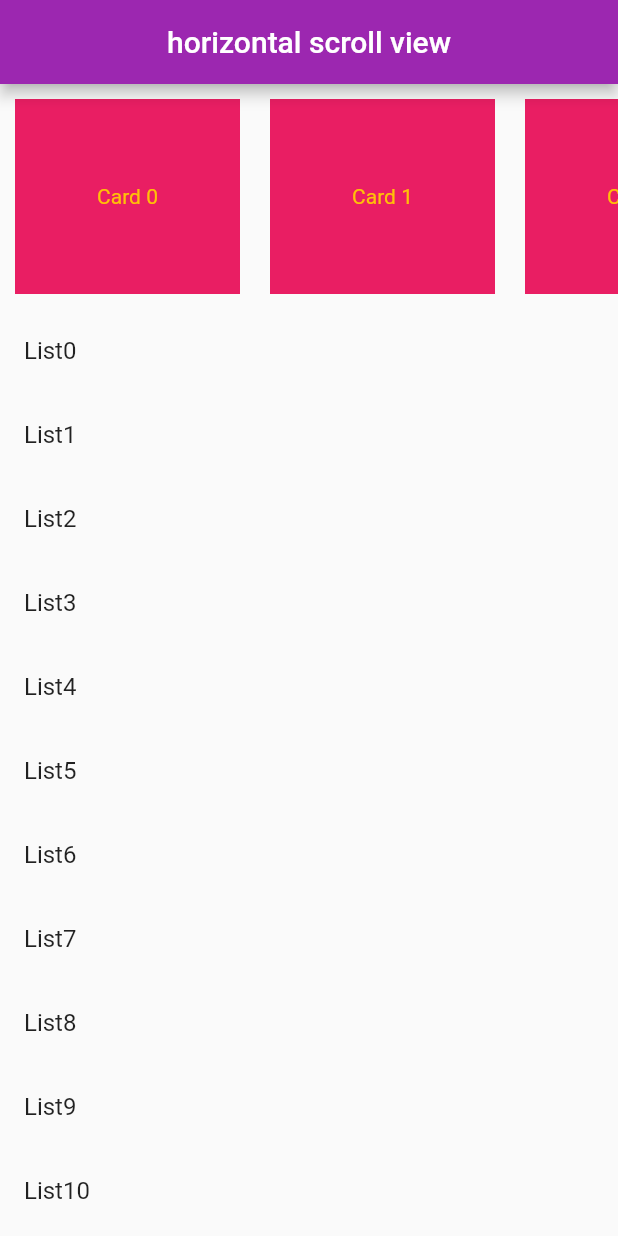
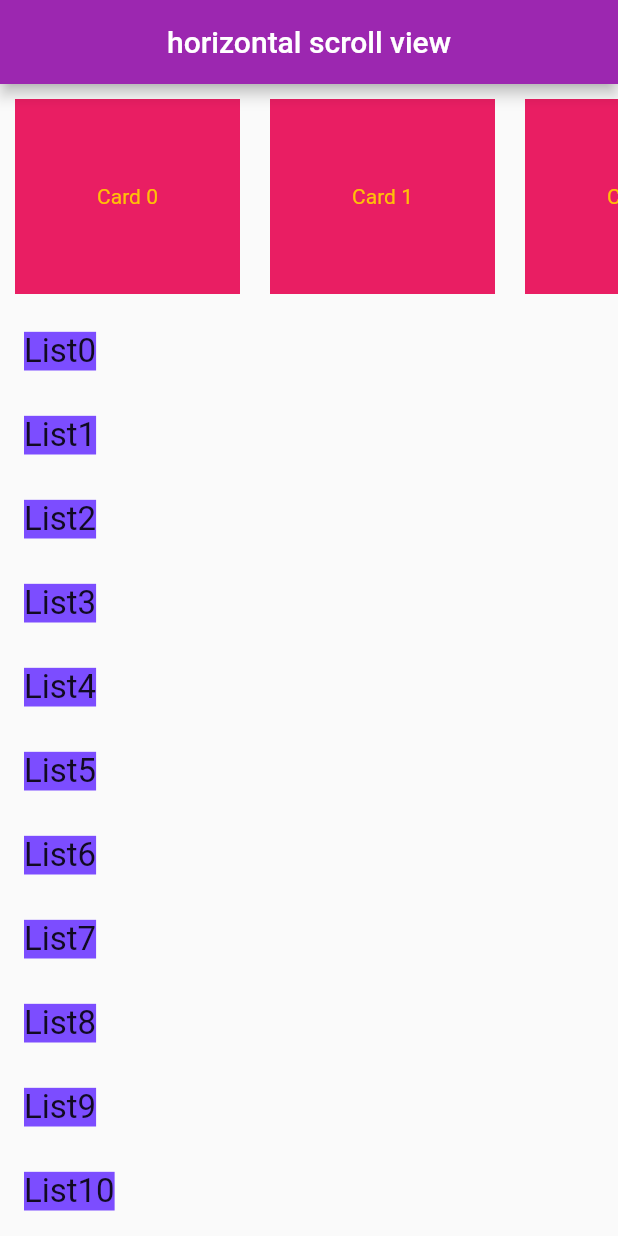
Before and after one commit to arifchad7/horizonal_and_vertical_scroll, a Flutter app: the screen it shows after launch, on a phone screen of 412 x 824 dp. Run offline on Flutter 3.47's test engine with Material 2 defaults, Android fonts, the phone set to English and light mode, and no system bars.

Commit message:
final commit

```diff
--- a/lib/HomePage.dart
+++ b/lib/HomePage.dart
@@ -37,7 +37,8 @@ class HomePage extends StatelessWidget {
                   physics: NeverScrollableScrollPhysics(),
                   shrinkWrap: true,
                   itemBuilder: (context,index)=>ListTile(
-                    title: Text('List$index'),
+                    title: Text('List$index',style: TextStyle(fontSize: 22,backgroundColor: Colors.deepPurpleAccent),),
+
                   ),
                   ),
               ),
```
